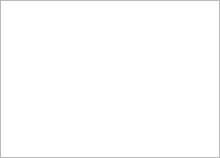
Old version of the form src/desktop/GuiHome.ui in the repository hwgao/beebeep.
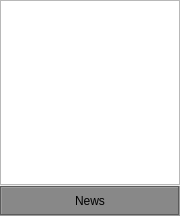
New version of the form.

Patch:
```diff
--- a/src/desktop/GuiHome.ui
+++ b/src/desktop/GuiHome.ui
@@ -6,8 +6,8 @@
    <rect>
     <x>0</x>
     <y>0</y>
-    <width>220</width>
-    <height>158</height>
+    <width>180</width>
+    <height>216</height>
    </rect>
   </property>
   <property name="windowTitle">
@@ -42,6 +42,42 @@
      </property>
     </widget>
    </item>
+   <item row="1" column="0" colspan="2">
+    <widget class="QLabel" name="mp_lNews">
+     <property name="minimumSize">
+      <size>
+       <width>0</width>
+       <height>30</height>
+      </size>
+     </property>
+     <property name="styleSheet">
+      <string notr="true">background-color: rgb(136, 136, 136);
+color: rgb(0, 0, 0);
+</string>
+     </property>
+     <property name="frameShape">
+      <enum>QFrame::Box</enum>
+     </property>
+     <property name="frameShadow">
+      <enum>QFrame::Sunken</enum>
+     </property>
+     <property name="text">
+      <string>News</string>
+     </property>
+     <property name="alignment">
+      <set>Qt::AlignCenter</set>
+     </property>
+     <property name="wordWrap">
+      <bool>true</bool>
+     </property>
+     <property name="margin">
+      <number>4</number>
+     </property>
+     <property name="openExternalLinks">
+      <bool>true</bool>
+     </property>
+    </widget>
+   </item>
   </layout>
  </widget>
  <tabstops>
```
Left out of the diff: 3 changed lines with no effect on the pictures.
